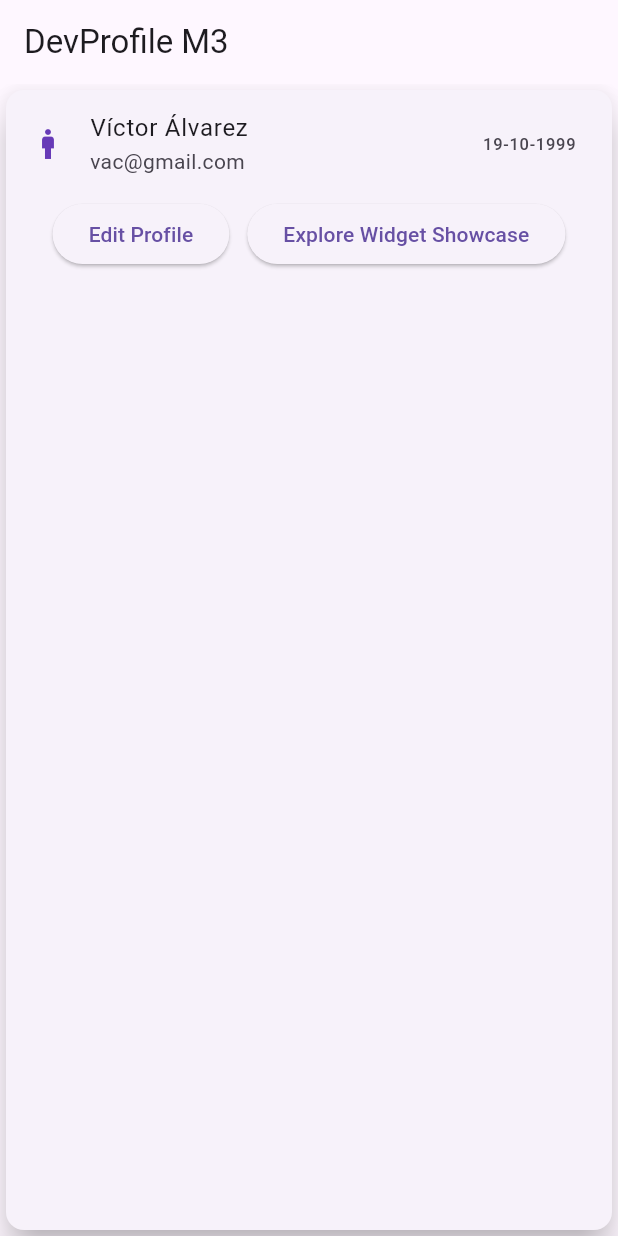
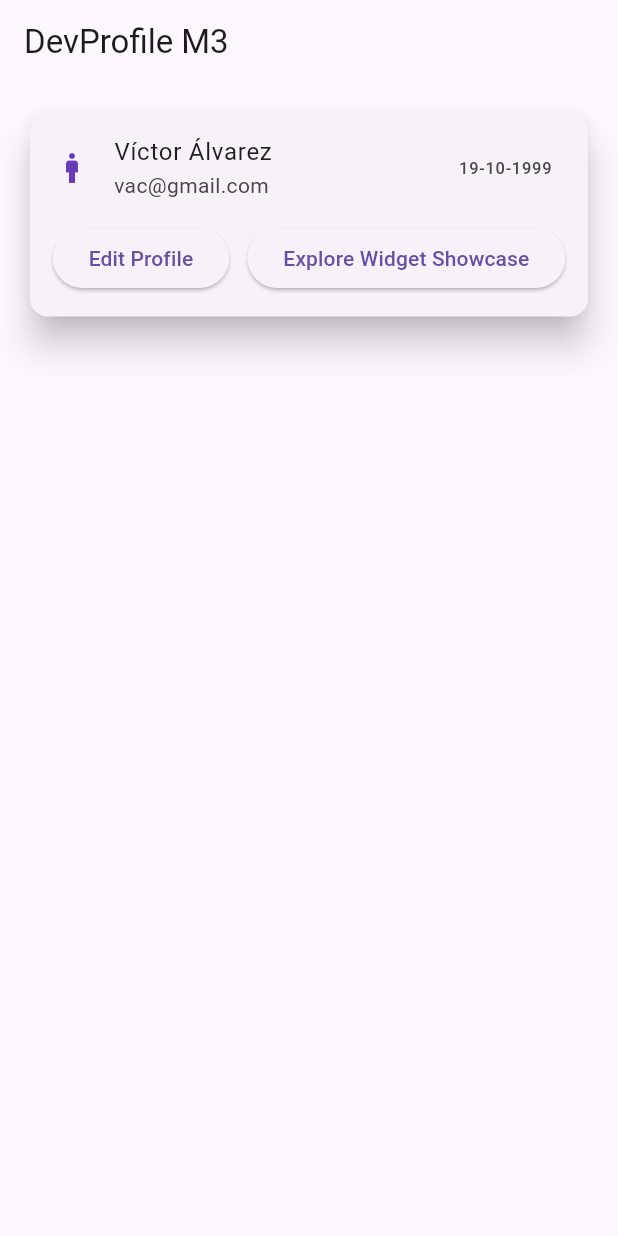
Before and after one commit to victorantonioalvarez-ux/practica2pmm, a Flutter app: the screen it shows after launch, on a phone screen of 412 x 824 dp. Run offline on Flutter 3.47's test engine with Material 3 defaults, Android fonts, the phone set to English and light mode, and no system bars.

Commit message:
feat: ajuste en el espacio de los botones de Home Screen

```diff
--- a/lib/screens/home_screen.dart
+++ b/lib/screens/home_screen.dart
@@ -19,11 +19,18 @@ class _HomeScreenState extends State<HomeScreen> {
     birthdate: DateTime(1999, 10, 19),
   );
 
+
+
   @override
   Widget build(BuildContext context) {
     return Scaffold(
       appBar: AppBar(title: Text("DevProfile M3")),
-      body: _createCard(context),
+      body: ListView(
+        padding: EdgeInsets.all(16),
+        children: [
+          _createCard(context),
+        ],
+      ),
       );
   }
 
@@ -40,6 +47,7 @@ class _HomeScreenState extends State<HomeScreen> {
             ),
             Row(
               mainAxisAlignment: MainAxisAlignment.center,
+
               children: [
                 ElevatedButton(onPressed: (){
                   Navigator.pushNamed(context, "/edit");
@@ -50,7 +58,9 @@ class _HomeScreenState extends State<HomeScreen> {
                 }, child: const Text("Explore Widget Showcase")),
 
               ],
-            )
+
+            ),
+            const SizedBox(height: 15,)
         ]
       )
     );
```
